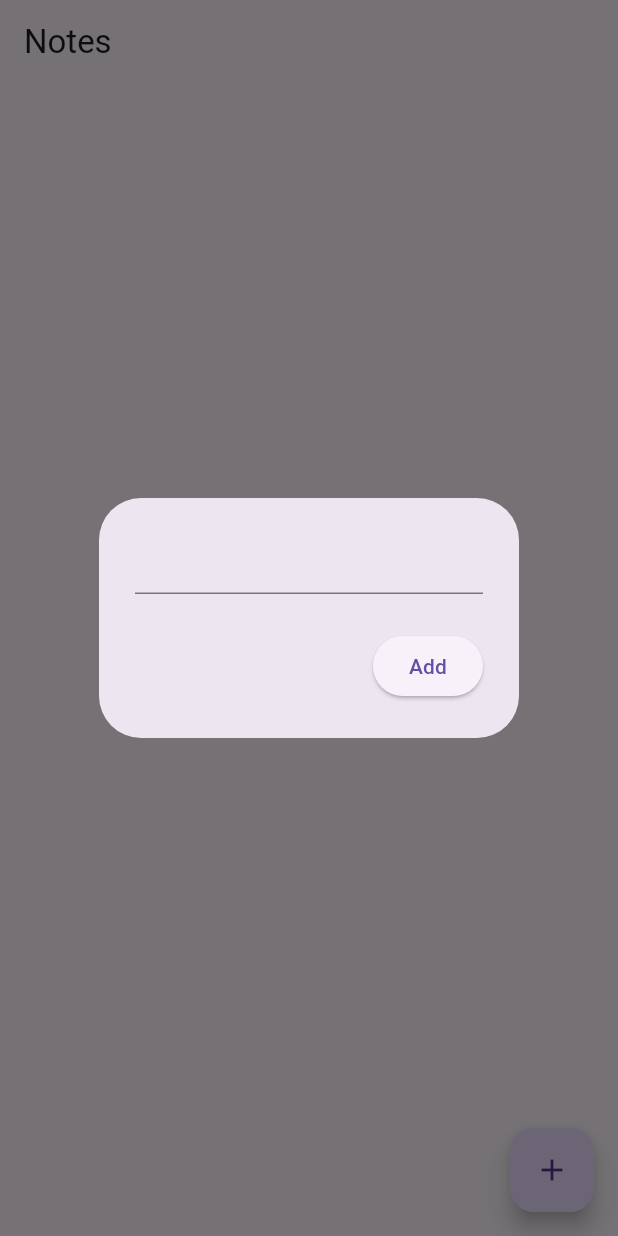
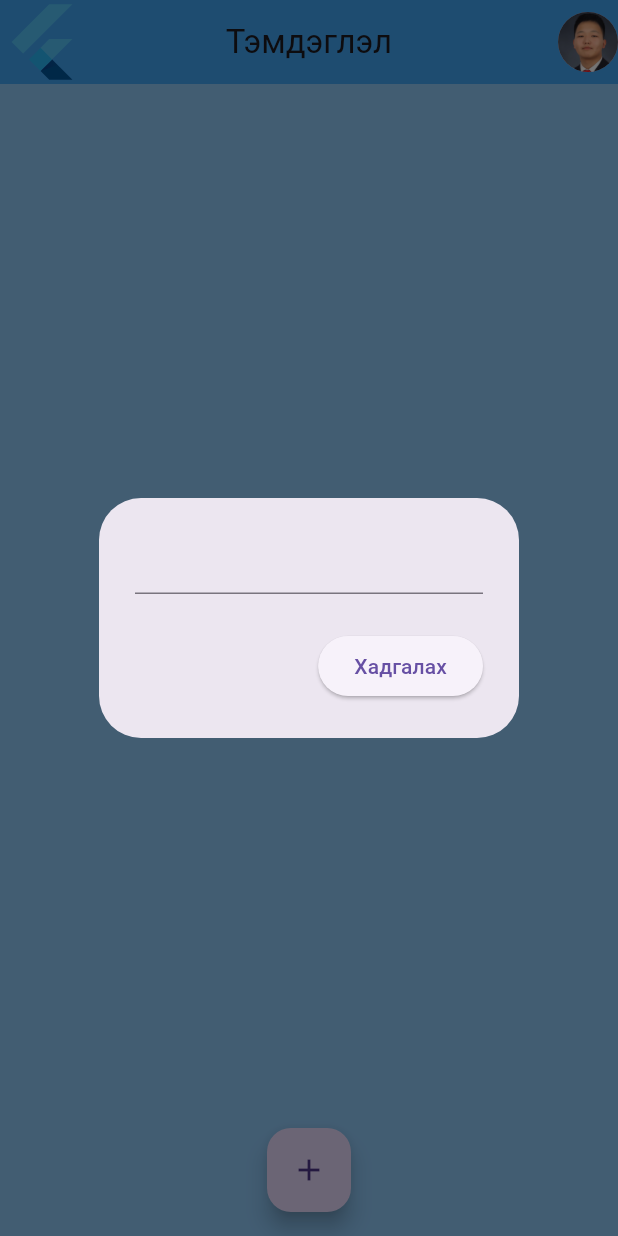
Before and after one commit to Batmunkharden55/CM-Notes-App, a Flutter app: the screen it shows after launch, after a tap on the "add" icon, on a phone screen of 412 x 824 dp. Run offline on Flutter 3.47's test engine with Material 3 defaults, Android fonts, the phone set to English and light mode, and no system bars; our stand-ins replace cloud_firestore, firebase_core; accounts and stored records are empty.

```diff
--- /dev/null
+++ b/firestore.indexes.json
@@ -0,0 +1,4 @@
+{
+  "indexes": [],
+  "fieldOverrides": []
+}
--- a/lib/main.dart
+++ b/lib/main.dart
@@ -1,7 +1,6 @@
 import 'package:firebase_core/firebase_core.dart';
 import 'package:firebase_notesapp/pages/main.dart';
 import 'package:flutter/material.dart';
-import 'package:firebase_auth/firebase_auth.dart';
 
 import 'firebase_options.dart';
 
@@ -16,7 +15,7 @@ class MyApp extends StatelessWidget {
 
   @override
   Widget build(BuildContext context) {
-    return MaterialApp(
+    return const MaterialApp(
       debugShowCheckedModeBanner: false,
       home: MainPage(),
     );
--- a/lib/pages/main.dart
+++ b/lib/pages/main.dart
@@ -1,6 +1,8 @@
 import 'package:cloud_firestore/cloud_firestore.dart';
 import 'package:firebase_notesapp/service/firestore_service.dart';
 import 'package:flutter/material.dart';
+
+import 'my_screen.dart';
 
 class MainPage extends StatefulWidget {
   const MainPage({super.key});
@@ -35,16 +37,34 @@ class _MainPageState extends State<MainPage> {
                       //go back after
                       Navigator.pop(context);
                     },
-                    child: Text('Add'))
+                    child: const Text('Хадгалах'))
               ],
             ));
   }
 
   @override
   Widget build(BuildContext context) {
+
+    var height = MediaQuery.of(context).size.height;
+
     return Scaffold(
+      backgroundColor: Colors.blue[200],
       appBar: AppBar(
-        title: Text('Notes'),
+        centerTitle: true,
+        backgroundColor: Colors.blue[400],
+        leading: const FlutterLogo(),
+        title: const Text('Тэмдэглэл'),
+        actions: [
+          InkWell(
+            onTap: () {
+              Navigator.push(context,
+                  MaterialPageRoute(builder: (context) => const MyScreen()));
+            },
+            child: const CircleAvatar(
+              backgroundImage: AssetImage('lib/assets/profile.JPG'),
+            ),
+          )
+        ],
       ),
       body: StreamBuilder<QuerySnapshot>(
         stream: createService.getNotesStream(),
@@ -67,26 +87,33 @@ class _MainPageState extends State<MainPage> {
                   String noteText = data['note'];
                   //display as a list tile
                   return ListTile(
-                    title: Text(noteText),
+                    title: Text(noteText, style: TextStyle(
+                      fontSize: height * 0.065,
+
+                    ),),
                     trailing: Row(
                       mainAxisSize: MainAxisSize.min,
                       children: [
                         //updatre button
                         IconButton(
-                          icon: Icon(Icons.auto_fix_normal_sharp),
+                          icon: Icon(Icons.auto_fix_normal_sharp,
+                          size: height * 0.076,
+                          color: Colors.yellow,),
                           onPressed: () {
                             openNoteBox(docID);
                           },
                         ),
                         IconButton(onPressed: (){
                           createService.deleteNotes(docID);
-                        }, icon: Icon(Icons.delete))
+                        }, icon: Icon(Icons.delete,
+                          size: height*0.076,
+                          color: Colors.red,))
                       ],
                     ),
                   );
                 });
           } else {
-            return Text('No notes...');
+            return const Text('Тэмдэглэл алга...');
           }
         },
       ),
@@ -94,8 +121,11 @@ class _MainPageState extends State<MainPage> {
         onPressed: () {
           openNoteBox(null);
         },
-        child: Icon(Icons.add),
+        child: const Icon(Icons.add),
+
       ),
+      floatingActionButtonLocation: FloatingActionButtonLocation.centerFloat,
+      floatingActionButtonAnimator: FloatingActionButtonAnimator.scaling,
     );
   }
 }
--- a/lib/service/firestore_service.dart
+++ b/lib/service/firestore_service.dart
@@ -4,6 +4,7 @@ class FireStoreService{
 
   // get collection of notes
   final CollectionReference notes = FirebaseFirestore.instance.collection('notes');
+
   //CREATE: add a new note
   Future<void> addNote(String note) {
     return notes.add({
--- a/pubspec.yaml
+++ b/pubspec.yaml
@@ -64,7 +64,8 @@ flutter:
   uses-material-design: true
 
   # To add assets to your application, add an assets section, like this:
-  # assets:
+  assets:
+    - lib/assets/
   #   - images/a_dot_burr.jpeg
   #   - images/a_dot_ham.jpeg
 
```
Also changed, not shown: lib/pages/my_screen.dart (added, +50 -0 lines), firebase.json, lib/assets/profile.JPG (added), lib/firebase_options.dart, 1 other file.
